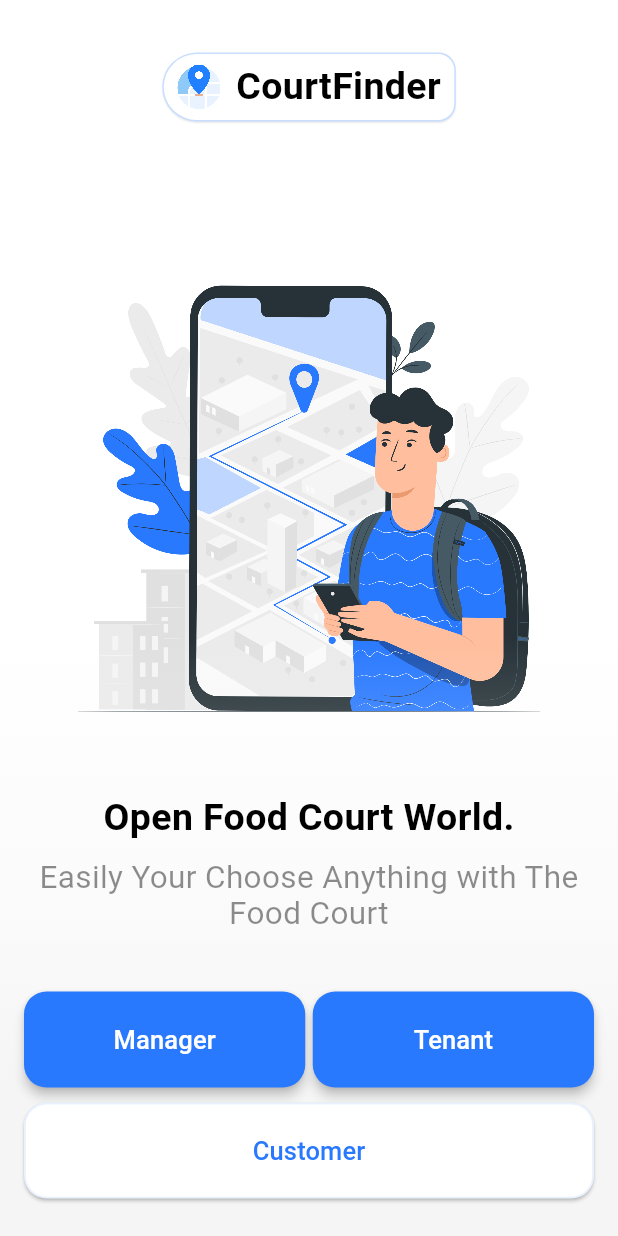
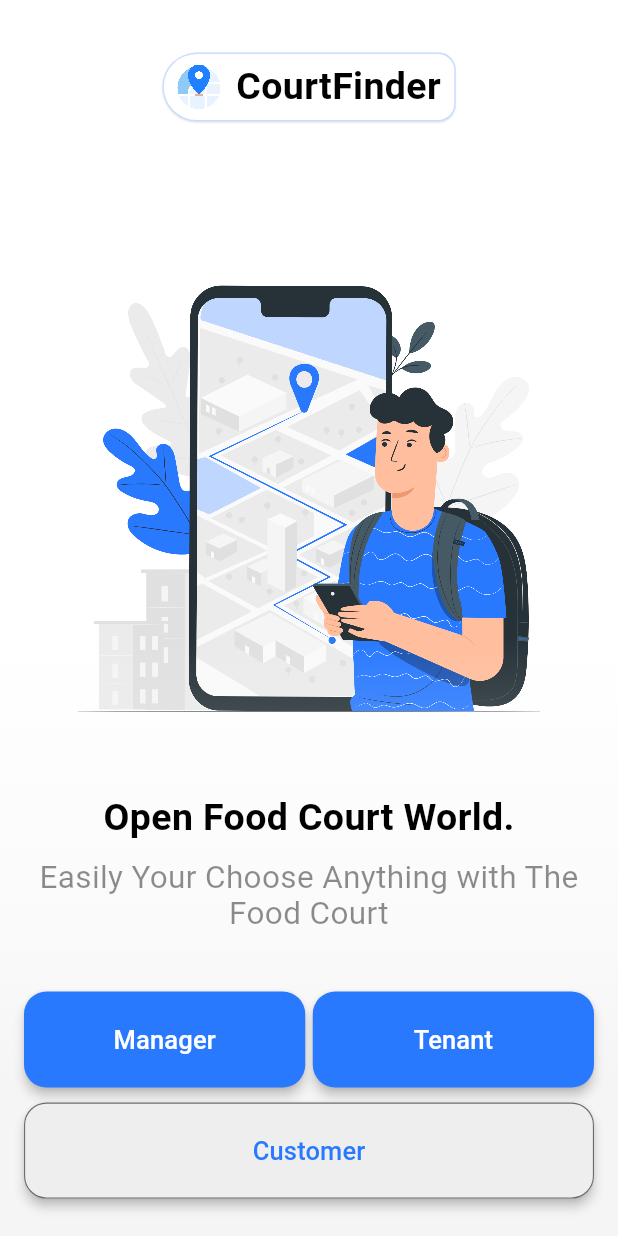
Before and after one commit to RabbaliAfdhalYasyfiya/food-court-app, a Flutter app: the AuthPageAdmin screen opened directly, after a tap on the "arrow back" icon, on a phone screen of 412 x 824 dp. Run offline on Flutter 3.47's test engine with Material 3 defaults, Android fonts, the light colour scheme and no system bars; our stand-ins replace another_flushbar, cached_network_image, cloud_firestore, currency_text_input_formatter, double_back_to_close_app, firebase_auth and 19 more; missing offline and left inert: blue_thermal_printer, custom_info_window; accounts and stored records are empty; Roboto replaces fonts that are missing (SF Pro Text).

Commit message:
change mode theme

```diff
--- a/lib/screen/admin/auth/auth_page.dart
+++ b/lib/screen/admin/auth/auth_page.dart
@@ -277,20 +277,22 @@
                       );
                     },
                     style: ButtonStyle(
-                      fixedSize: const WidgetStatePropertyAll(Size.fromWidth(double.maxFinite)),
-                      shape: WidgetStatePropertyAll(
-                        RoundedRectangleBorder(borderRadius: BorderRadius.circular(15)),
-                      ),
-                      elevation: const WidgetStatePropertyAll(1),
-                      side: WidgetStatePropertyAll(
-                        BorderSide(
-                          width: 1.25,
-                          color: Theme.of(context).primaryColor.withOpacity(0.1),
-                        ),
-                      ),
-                      backgroundColor: const WidgetStatePropertyAll(Colors.white),
+                      elevation: const WidgetStatePropertyAll(3),
+                      shadowColor: WidgetStatePropertyAll(Theme.of(context).shadowColor),
                       padding: const WidgetStatePropertyAll(
                         EdgeInsets.symmetric(vertical: 20),
+                      ),
+                      fixedSize: const WidgetStatePropertyAll(Size.fromWidth(double.maxFinite)),
+                      backgroundColor:
+                          WidgetStatePropertyAll(Theme.of(context).colorScheme.onPrimary),
+                      shape: WidgetStatePropertyAll(
+                        RoundedRectangleBorder(
+                          borderRadius: BorderRadius.circular(15),
+                          side: BorderSide(
+                            width: 0.75,
+                            color: Theme.of(context).colorScheme.tertiary,
+                          ),
+                        ),
                       ),
                     ),
                     child: Text(
--- a/lib/screen/welcome_page.dart
+++ b/lib/screen/welcome_page.dart
@@ -209,23 +209,23 @@
                                 );
                               },
                               style: ButtonStyle(
+                                elevation: const WidgetStatePropertyAll(3),
+                                shadowColor: WidgetStatePropertyAll(Theme.of(context).shadowColor),
+                                padding: const WidgetStatePropertyAll(
+                                  EdgeInsets.symmetric(vertical: 20),
+                                ),
                                 fixedSize:
                                     const WidgetStatePropertyAll(Size.fromWidth(double.maxFinite)),
+                                backgroundColor:
+                                    WidgetStatePropertyAll(Theme.of(context).colorScheme.onPrimary),
                                 shape: WidgetStatePropertyAll(
                                   RoundedRectangleBorder(
                                     borderRadius: BorderRadius.circular(15),
+                                    side: BorderSide(
+                                      width: 0.75,
+                                      color: Theme.of(context).colorScheme.tertiary,
+                                    ),
                                   ),
-                                ),
-                                elevation: const WidgetStatePropertyAll(1),
-                                side: WidgetStatePropertyAll(
-                                  BorderSide(
-                                    width: 1.25,
-                                    color: Theme.of(context).primaryColor.withOpacity(0.1),
-                                  ),
-                                ),
-                                backgroundColor: const WidgetStatePropertyAll(Colors.white),
-                                padding: const WidgetStatePropertyAll(
-                                  EdgeInsets.symmetric(vertical: 20),
                                 ),
                               ),
                               child: Text(
```
Also changed, not shown: lib/screen/client/auth/auth_page.dart (+16 -13 lines).
